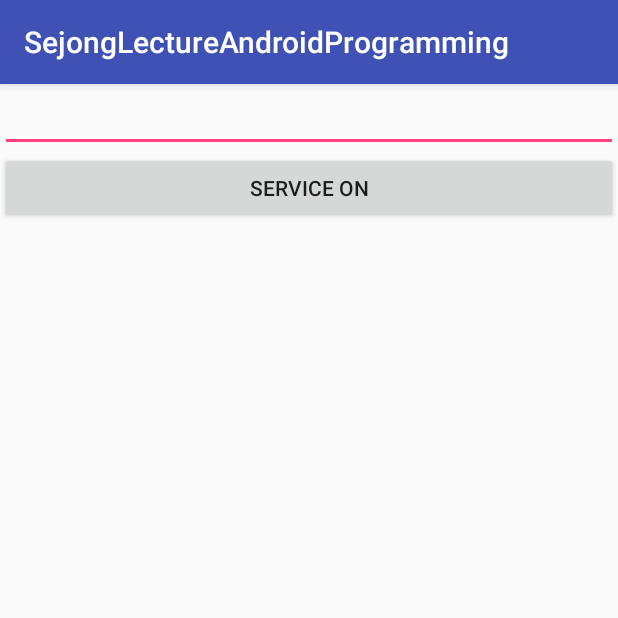
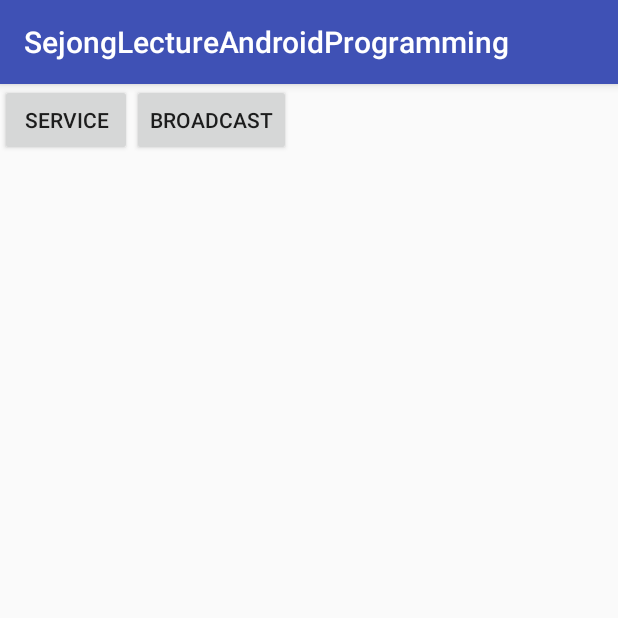
Before and after one commit to antaehyeon/SejongLecture_AndroidProgramming, an Android app: the screen it shows after launch (MainActivity), on a phone screen of 412 x 824 dp, the top half of it. Run offline under Robolectric (Android 15) with nearby library versions, the phone set to English and light mode, and no system bars.

Commit message:
BroadCast에 대한 예시 코드입니다.

```diff
--- a/app/build.gradle
+++ b/app/build.gradle
@@ -6,7 +6,7 @@ android {
     defaultConfig {
         applicationId "com.example.hyeon.sejonglectureandroidprogramming"
         minSdkVersion 19
-        targetSdkVersion 26
+        targetSdkVersion 22
         versionCode 1
         versionName "1.0"
         testInstrumentationRunner "android.support.test.runner.AndroidJUnitRunner"
--- a/app/src/main/java/com/example/hyeon/sejonglectureandroidprogramming/MainActivity.java
+++ b/app/src/main/java/com/example/hyeon/sejonglectureandroidprogramming/MainActivity.java
@@ -5,51 +5,33 @@ import android.os.Bundle;
 import android.support.v7.app.AppCompatActivity;
 import android.view.View;
 import android.widget.Button;
-import android.widget.EditText;
-import android.widget.Toast;
 
 public class MainActivity extends AppCompatActivity {
 
-    EditText editText;
-    Button button;
+    Button runServiceButton;
+    Button runBroadCastButton;
 
     @Override
     protected void onCreate(Bundle savedInstanceState) {
         super.onCreate(savedInstanceState);
         setContentView(R.layout.activity_main);
 
-        editText = (EditText) findViewById(R.id.eTxt_mainText);
-        button = (Button) findViewById(R.id.btn_serviceOn);
-        button.setOnClickListener(new Button.OnClickListener() {
+        runServiceButton = (Button) findViewById(R.id.btn_entryServiceActivity);
+        runServiceButton.setOnClickListener(new Button.OnClickListener() {
             @Override
             public void onClick(View view) {
-                String name = editText.getText().toString();
+                Intent intent = new Intent(getApplicationContext(), ServiceActivity.class);
+                startActivity(intent);
+            }
+        });
 
-                Intent intent = new Intent(getApplicationContext(), MyService.class);
-                intent.putExtra("command", "show");
-                intent.putExtra("name", name);
-                startService(intent);
-            } // onClick
-        }); // setOnClickListener
-
-        Intent passedIntent = getIntent();
-        processIntent(passedIntent);
-
+        runBroadCastButton = (Button) findViewById(R.id.btn_entryBroadcastActivity);
+        runBroadCastButton.setOnClickListener(new Button.OnClickListener() {
+            @Override
+            public void onClick(View view) {
+                Intent intent = new Intent(getApplicationContext(), BroadcastActivity.class);
+                startActivity(intent);
+            }
+        });
     } // FUNCTION - onCreate
-
-    @Override
-    protected void onNewIntent(Intent intent) {
-        processIntent(intent);
-
-        super.onNewIntent(intent);
-    }
-
-    private void processIntent(Intent intent) {
-        if (intent != null) {
-            String command = intent.getStringExtra("command");
-            String name = intent.getStringExtra("name");
-
-            Toast.makeText(this, "command " + command + ", name : " + name, Toast.LENGTH_SHORT).show();
-        }
-    } // FUNCTION - processIntent
-} // CLASS - MainActivity
+}
--- a/app/src/main/java/com/example/hyeon/sejonglectureandroidprogramming/MyService.java
+++ b/app/src/main/java/com/example/hyeon/sejonglectureandroidprogramming/MyService.java
@@ -58,7 +58,7 @@ public class MyService extends Service {
             Log.d(TAG, "Waiting " + i + " seconds.");
         } // for
 
-        Intent showIntent = new Intent(getApplicationContext(), MainActivity.class);
+        Intent showIntent = new Intent(getApplicationContext(), ServiceActivity.class);
         showIntent.addFlags(    Intent.FLAG_ACTIVITY_NEW_TASK |
                                 Intent.FLAG_ACTIVITY_SINGLE_TOP |
                                 Intent.FLAG_ACTIVITY_CLEAR_TOP);
--- a/app/src/main/res/layout/activity_main.xml
+++ b/app/src/main/res/layout/activity_main.xml
@@ -1,23 +1,29 @@
 <?xml version="1.0" encoding="utf-8"?>
-<LinearLayout xmlns:android="http://schemas.android.com/apk/res/android"
+<RelativeLayout xmlns:android="http://schemas.android.com/apk/res/android"
     xmlns:app="http://schemas.android.com/apk/res-auto"
     xmlns:tools="http://schemas.android.com/tools"
     android:layout_width="match_parent"
     android:layout_height="match_parent"
-    tools:context="com.example.hyeon.sejonglectureandroidprogramming.MainActivity"
-    android:orientation="vertical">
+    tools:context="com.example.hyeon.sejonglectureandroidprogramming.MainActivity">
 
-    <EditText
-        android:id="@+id/eTxt_mainText"
+    <TableLayout
         android:layout_width="match_parent"
-        android:layout_height="wrap_content" />
+        android:layout_height="match_parent">
 
-    <Button
-        android:id="@+id/btn_serviceOn"
-        android:layout_width="match_parent"
-        android:layout_height="wrap_content"
-        android:text="SERVICE ON"/>
+        <TableRow>
+            <Button
+                android:id="@+id/btn_entryServiceActivity"
+                android:layout_width="wrap_content"
+                android:layout_height="wrap_content"
+                android:text="service"/>
 
+            <Button
+                android:id="@+id/btn_entryBroadcastActivity"
+                android:layout_width="wrap_content"
+                android:layout_height="wrap_content"
+                android:text="Broadcast"/>
 
+        </TableRow>
+    </TableLayout>
 
-</LinearLayout>
+</RelativeLayout>
```
Also changed, not shown: app/src/main/AndroidManifest.xml (+14 -1 lines), app/src/main/java/com/example/hyeon/sejonglectureandroidprogramming/BroadcastActivity.java (added, +58 -0 lines), app/src/main/java/com/example/hyeon/sejonglectureandroidprogramming/ServiceActivity.java (added, +55 -0 lines), app/src/main/java/com/example/hyeon/sejonglectureandroidprogramming/SmsReceiver.java (added, +77 -0 lines), app/src/main/res/layout/activity_broadcast.xml (added, +41 -0 lines), app/src/main/res/layout/activity_service.xml (added, +23 -0 lines).
